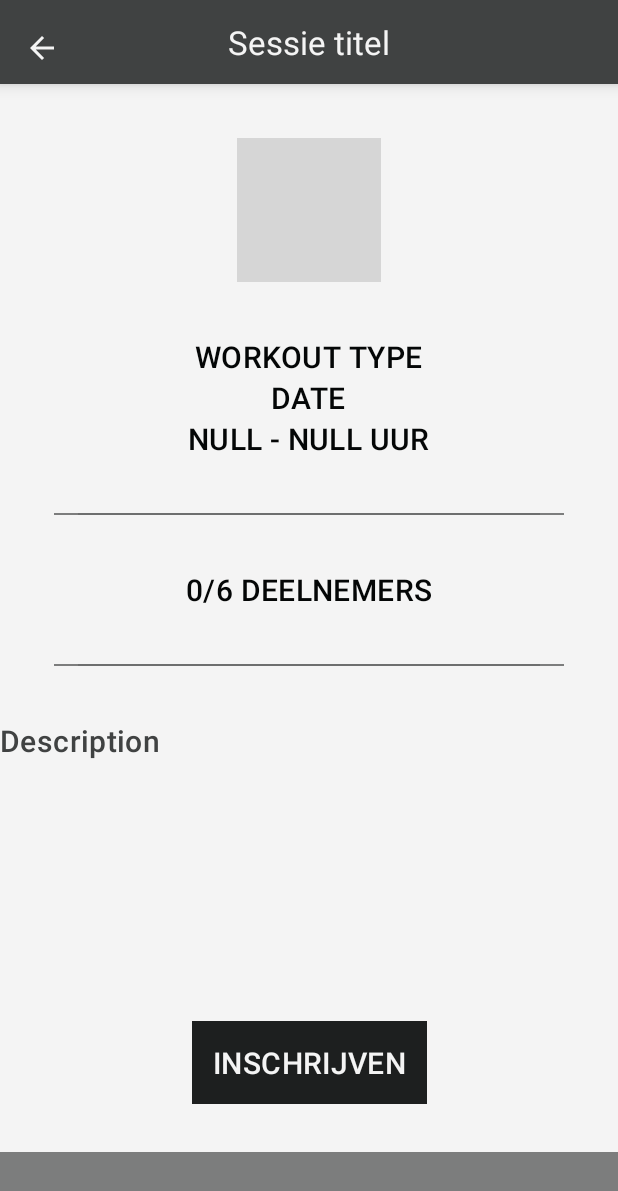
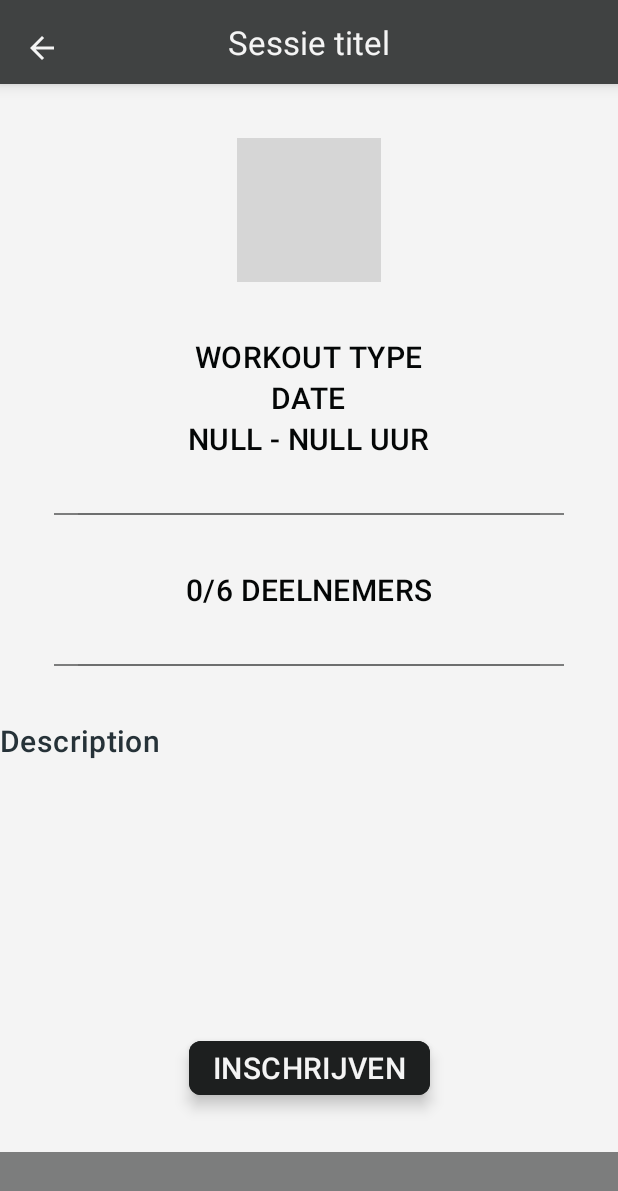
Before and after one commit to damapika1/android_rayme, an Android app: the fragment SessionViewFragment placed in its activity, on a phone screen of 412 x 824 dp. Shown: the top 1191 px of the screen. Run offline under Robolectric (Android 15) with nearby library versions, the phone set to English and light mode, and no system bars; our stand-ins replace Dagger/Hilt's generated code, Timber, data binding; 15 statements that could not run were skipped; grey boxes are pictures that could not be loaded.

Commit message:
landscape-views added & ui fixes

```diff
--- a/app/src/main/java/com/hogent/squads/view/sessions/SessionViewFragment.kt
+++ b/app/src/main/java/com/hogent/squads/view/sessions/SessionViewFragment.kt
@@ -83,7 +83,7 @@ class SessionViewFragment : Fragment() {
                             )
                         )
                         Snackbar.make(
-                            it, "You have left the session!",
+                            it, "U hebt de sessie verlaten!",
                             Snackbar.LENGTH_LONG
                         ).show()
                         navController.popBackStack()
@@ -95,7 +95,7 @@ class SessionViewFragment : Fragment() {
                             )
                         )
                         Snackbar.make(
-                            it, "You have joined the session!",
+                            it, "U bent ingeschreven in de sessie!",
                             Snackbar.LENGTH_LONG).show()
                         navController.popBackStack()
                     }
--- a/app/src/main/res/layout/fragment_session_view.xml
+++ b/app/src/main/res/layout/fragment_session_view.xml
@@ -30,48 +30,48 @@
     <LinearLayout
         android:layout_width="match_parent"
         android:layout_height="wrap_content"
+        android:backgroundTint="@color/colorPrimary"
+        android:gravity="center"
         android:layoutDirection="ltr"
         android:orientation="vertical"
-        android:gravity="center"
         app:layout_constraintTop_toBottomOf="@+id/backAppBar"
-        android:backgroundTint="@color/colorPrimary"
         tools:layout_editor_absoluteX="8dp">
 
         <ImageView
             android:id="@+id/workoutIcon"
             android:layout_width="wrap_content"
             android:layout_height="wrap_content"
+            android:layout_marginTop="36dp"
             android:backgroundTint="@color/colorPrimary"
-            android:layout_marginTop="36dp"
             app:srcCompat="@mipmap/ic_workout_dark_foreground" />
 
         <TextView
             android:id="@+id/workoutType"
+            style="@style/TextAppearance.Squads.SubTitle.Dark"
             android:layout_width="wrap_content"
             android:layout_height="wrap_content"
             android:layout_marginTop="36dp"
-            style="@style/TextAppearance.Squads.SubTitle.Dark"
             android:backgroundTint="@color/colorPrimary"
             android:text="Workout type"
-            android:textAppearance="?attr/textAppearanceBody1"/>
+            android:textAppearance="?attr/textAppearanceBody1" />
 
         <TextView
             android:id="@+id/date"
+            style="@style/TextAppearance.Squads.SubTitle.Dark"
             android:layout_width="wrap_content"
             android:layout_height="wrap_content"
+            android:backgroundTint="@color/colorPrimary"
             android:text="Date"
-            android:textAppearance="?attr/textAppearanceBody1"
-            style="@style/TextAppearance.Squads.SubTitle.Dark"
-            android:backgroundTint="@color/colorPrimary" />
+            android:textAppearance="?attr/textAppearanceBody1" />
 
         <TextView
             android:id="@+id/time"
+            style="@style/TextAppearance.Squads.SubTitle.Dark"
             android:layout_width="wrap_content"
             android:layout_height="wrap_content"
+            android:backgroundTint="@color/colorPrimary"
             android:text="Time"
-            android:textAppearance="?attr/textAppearanceBody1"
-            style="@style/TextAppearance.Squads.SubTitle.Dark"
-            android:backgroundTint="@color/colorPrimary" />
+            android:textAppearance="?attr/textAppearanceBody1" />
 
         <com.google.android.material.divider.MaterialDivider
             android:layout_width="match_parent"
@@ -82,11 +82,11 @@
 
         <TextView
             android:id="@+id/trainees"
+            style="@style/TextAppearance.Squads.SubTitle.Dark"
             android:layout_width="wrap_content"
             android:layout_height="wrap_content"
-            android:text="@string/trainees"
-            style="@style/TextAppearance.Squads.SubTitle.Dark"
-            android:backgroundTint="@color/colorPrimary"/>
+            android:backgroundTint="@color/colorPrimary"
+            android:text="@string/trainees" />
 
         <com.google.android.material.divider.MaterialDivider
             android:layout_width="match_parent"
@@ -97,38 +97,35 @@
 
         <TextView
             android:id="@+id/desc"
+            style="@style/TextAppearance.Squads.Label"
             android:layout_width="wrap_content"
             android:layout_height="wrap_content"
             android:layout_gravity="left"
+            android:backgroundTint="@color/colorPrimary"
             android:text="Description"
             android:textAppearance="?attr/textAppearanceBody1"
-            style="@style/TextAppearance.Squads.Label"
-            android:backgroundTint="@color/colorPrimary"
-            />
+            android:textColor="#263238" />
 
     </LinearLayout>
 
     <Button
         android:id="@+id/join_button"
-        style="@style/Widget.Material3.Button.IconButton.Filled"
+        style="@style/Widget.Squads.Button"
         android:layout_width="wrap_content"
         android:layout_height="wrap_content"
         android:layout_marginBottom="32dp"
-        android:background="@color/colorAccent"
         android:backgroundTint="@color/colorPrimaryDark"
         android:clickable="true"
         android:text="@string/join_button"
         android:textAlignment="center"
         android:textAllCaps="false"
         android:textAppearance="@style/TextAppearance.Squads.SubTitle"
-        android:textColor="@color/colorPrimary"
-        app:backgroundTint="@color/colorPrimaryDark"
         app:iconSize="30dp"
         app:iconTint="@color/colorPrimary"
         app:layout_constraintBottom_toBottomOf="parent"
         app:layout_constraintEnd_toEndOf="parent"
         app:layout_constraintStart_toStartOf="parent"
-        app:rippleColor="@color/colorAccent" />
+        />
 
 </androidx.constraintlayout.widget.ConstraintLayout>
     </layout>
--- a/app/src/main/res/layout/fragment_user_home.xml
+++ b/app/src/main/res/layout/fragment_user_home.xml
@@ -53,11 +53,11 @@
 
     <com.google.android.material.button.MaterialButton
         android:id="@+id/logoutButton"
+        style="@style/Widget.Squads.Button"
         android:layout_width="wrap_content"
         android:layout_height="wrap_content"
         android:layout_marginTop="40dp"
         android:text="Uitloggen"
-        app:backgroundTint="#2B2727"
         app:layout_constraintEnd_toEndOf="parent"
         app:layout_constraintStart_toStartOf="parent"
         app:layout_constraintTop_toBottomOf="@+id/turncards" />
--- a/app/src/main/res/values/styles.xml
+++ b/app/src/main/res/values/styles.xml
@@ -1,6 +1,7 @@
 <resources xmlns:tools="http://schemas.android.com/tools">
 
     <!-- Base application theme. -->
+
     <style name="Theme.Squads" parent="Theme.MaterialComponents.Light.NoActionBar">
         <!-- Customize your theme here. -->
         <item name="colorPrimary">@color/colorPrimary</item>
@@ -9,6 +10,7 @@
         <item name="android:windowLightStatusBar" tools:targetApi="m">true</item>
         <item name="android:textColorPrimary">@color/textColorPrimary</item>
         <item name="android:background">@color/backgroundColor</item>
+        <item name="snackbarStyle">@style/Widget.App.Snackbar</item>
     </style>
 
     <style name="TextAppearance.Squads.Title" parent="TextAppearance.MaterialComponents.Headline4">
@@ -67,13 +69,18 @@
     <style name="Widget.Squads.Button" parent="Widget.MaterialComponents.Button">
         <item name="android:textColor">?android:attr/textColorPrimary</item>
         <item name="backgroundTint">?attr/colorPrimaryDark</item>
+        <item name="backgroundColor">@color/colorPrimaryDark</item>
         <item name="android:stateListAnimator" tools:ignore="NewApi">
             @animator/button_state_list_anim
         </item>
+        <item name="cornerFamily">rounded</item>
+        <item name="cornerRadius">8dp</item>
     </style>
 
     <style name="Widget.Squads.Button.TextButton" parent="Widget.MaterialComponents.Button.TextButton">
         <item name="android:textColor">?android:attr/textColorPrimary</item>
+        <item name="cornerFamily">rounded</item>
+        <item name="cornerRadius">10dp</item>
     </style>
     <style name="Widget.App.Button.OutlinedButton.IconOnly" parent="Widget.MaterialComponents.Button.OutlinedButton">
         <item name="iconPadding">2dp</item>
@@ -83,6 +90,20 @@
         <item name="android:paddingRight">2dp</item>
         <item name="android:minWidth">48dp</item>
         <item name="android:minHeight">48dp</item>
+        <item name="cornerFamily">rounded</item>
+        <item name="cornerRadius">10dp</item>
     </style>
 
+    <style name="Widget.App.Snackbar" parent="Widget.MaterialComponents.Snackbar">
+        <item name="materialThemeOverlay">@style/ThemeOverlay.App.Snackbar</item>
+
+    </style>
+    <style name="ThemeOverlay.App.Snackbar" parent="">
+        <item name="colorPrimary">@color/colorPrimary</item>
+        <item name="colorOnSurface">@color/colorPrimaryDark</item>
+        <item name="backgroundColor">@color/colorPrimaryDark</item>
+    </style>
+
+
+
 </resources>
```
Also changed, not shown: app/src/main/res/layout-land/fragment_calendar.xml (added, +45 -0 lines), app/src/main/res/layout-land/fragment_schedule_base.xml (added, +113 -0 lines), app/src/main/res/layout/fragment_login.xml (+7 -6 lines), app/src/main/res/menu/bottom_navigation_menu.xml (+4 -4 lines).
